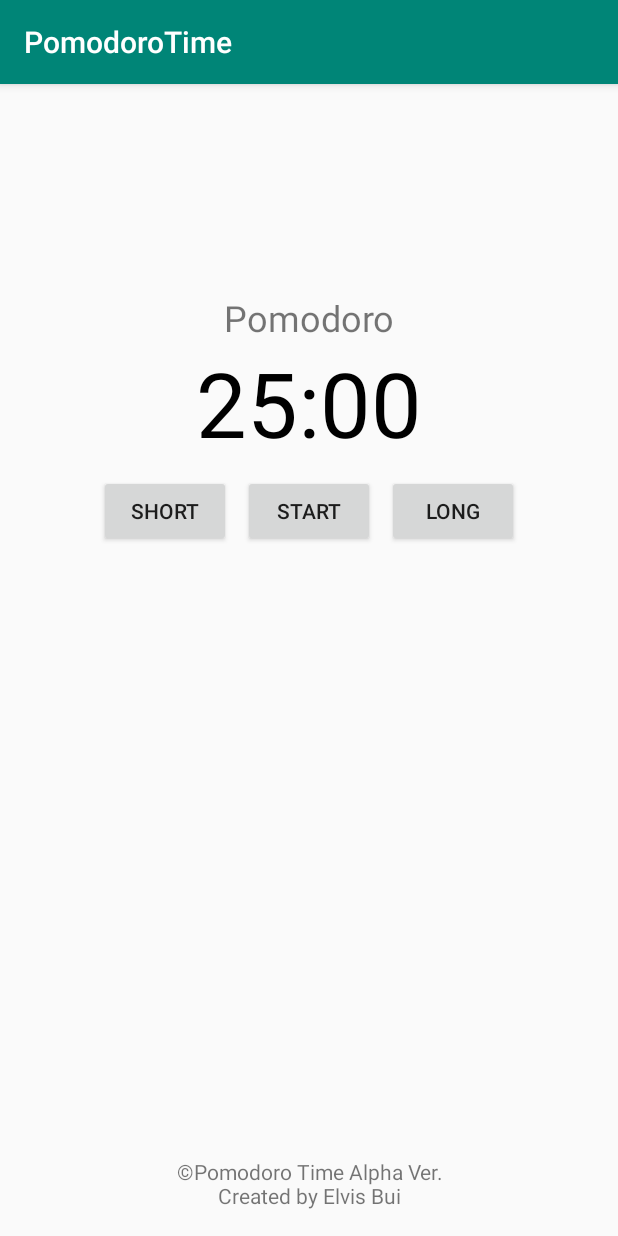
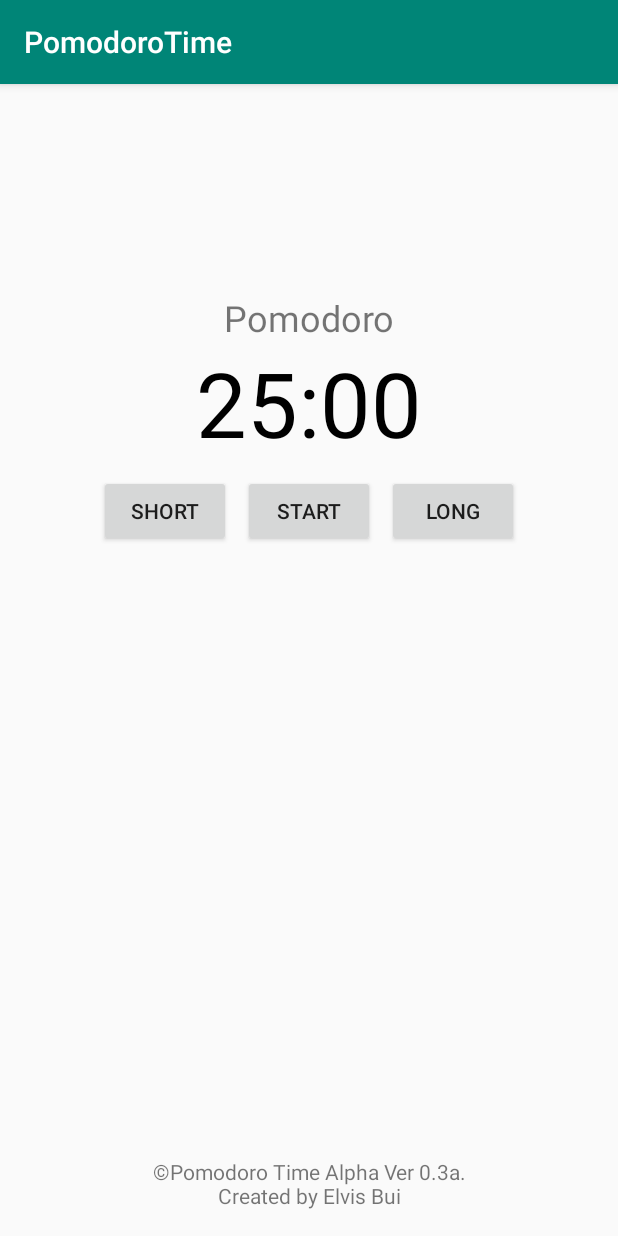
Before and after one commit to elvis-github/PomodoroTime, an Android app: the screen it shows after launch (MainActivity), on a phone screen of 412 x 824 dp. Run offline under Robolectric (Android 15) with nearby library versions, the phone set to English and light mode, and no system bars.

Commit message:
Update Version Tag

```diff
--- a/app/src/main/res/values/strings.xml
+++ b/app/src/main/res/values/strings.xml
@@ -1,4 +1,4 @@
 <resources>
     <string name="app_name">PomodoroTime</string>
-    <string name="credits">©Pomodoro Time Alpha Ver.\nCreated by Elvis Bui</string>
+    <string name="credits">©Pomodoro Time Alpha Ver 0.3a.\nCreated by Elvis Bui</string>
 </resources>
```
